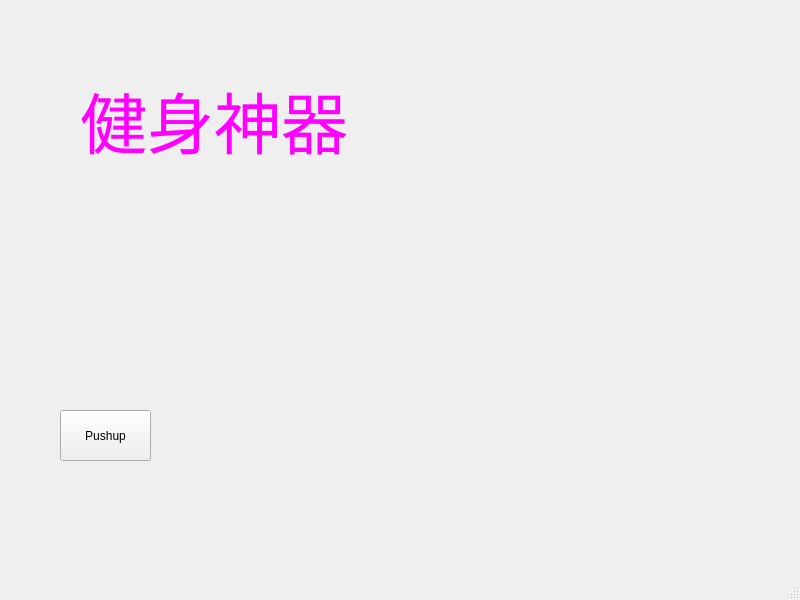
First picture: the form in UI/workout.ui, repository VanLinLin/workout-app, before the edit.
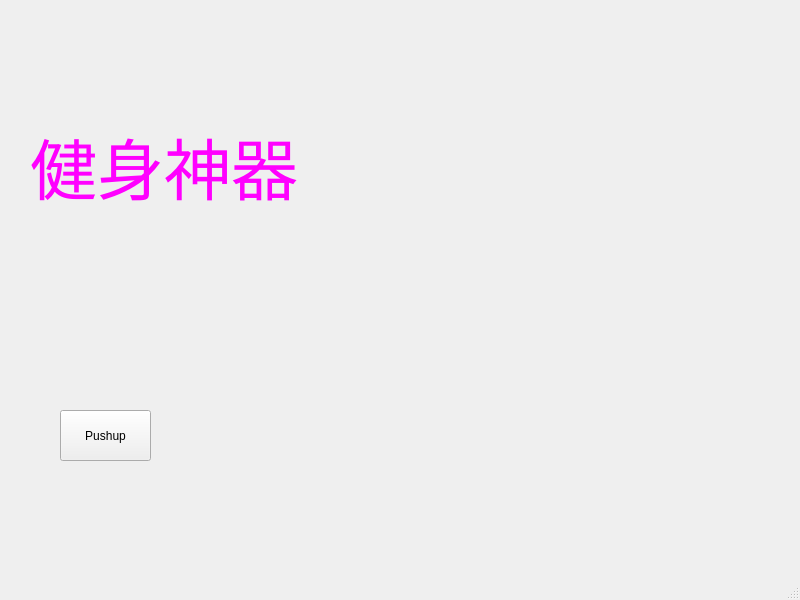
Second picture: the form after the edit. Icons and pictures are not drawn.

Commit message: change john_cena gif to no_cat gif

```diff
--- a/UI/workout.ui
+++ b/UI/workout.ui
@@ -30,16 +30,16 @@
      <string>Pushup</string>
     </property>
    </widget>
-   <widget class="QWidget" name="layoutWidget">
+   <widget class="QWidget" name="">
     <property name="geometry">
      <rect>
-      <x>80</x>
-      <y>20</y>
-      <width>641</width>
-      <height>202</height>
+      <x>30</x>
+      <y>21</y>
+      <width>806</width>
+      <height>291</height>
      </rect>
     </property>
-    <layout class="QHBoxLayout" name="app_name">
+    <layout class="QHBoxLayout" name="horizontalLayout">
      <item>
       <widget class="QLabel" name="label">
        <property name="font">
@@ -59,7 +59,7 @@
        </property>
        <property name="sizeHint" stdset="0">
         <size>
-         <width>78</width>
+         <width>48</width>
          <height>20</height>
         </size>
        </property>
```
Left out of the diff: 2 changed lines with no effect on the pictures. The commit also changes 2 other files.
